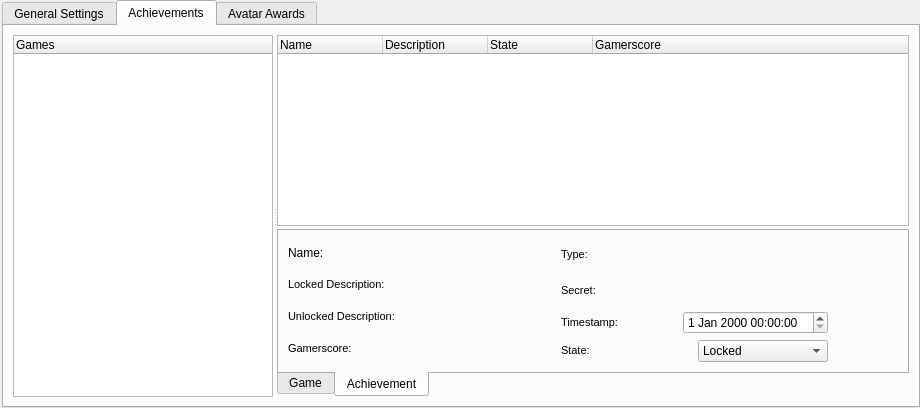
Qt form Velocity/profileeditor.ui (hetelek/Velocity) before a commit.
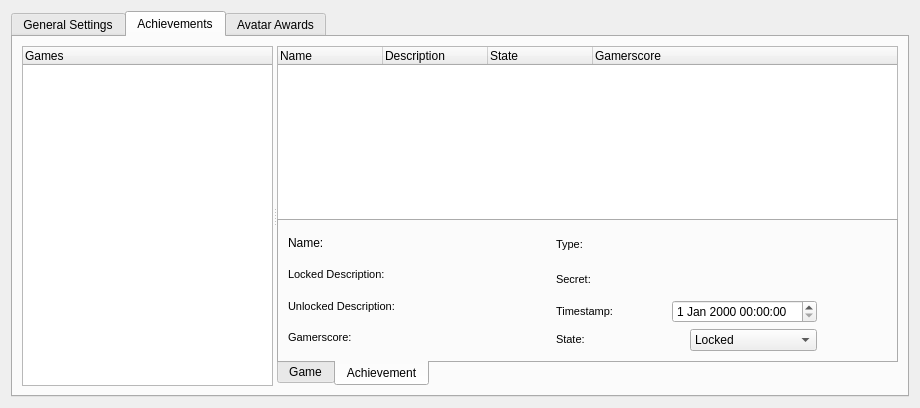
The same form after that commit. The open tabs and pages were chosen to show the change. Icons and pictures are not drawn.

Commit message: dashGPD is updated with achievement unlocks

Diff of the .ui file:
```diff
--- a/Velocity/profileeditor.ui
+++ b/Velocity/profileeditor.ui
@@ -20,18 +20,6 @@
    <string>Profile Editor</string>
   </property>
   <layout class="QGridLayout" name="gridLayout_9">
-   <property name="leftMargin">
-    <number>2</number>
-   </property>
-   <property name="topMargin">
-    <number>0</number>
-   </property>
-   <property name="rightMargin">
-    <number>0</number>
-   </property>
-   <property name="bottomMargin">
-    <number>0</number>
-   </property>
    <item row="0" column="0">
     <widget class="QTabWidget" name="tabWidget">
      <property name="minimumSize">
```
Left out of the diff: 2 changed lines with no effect on the pictures. The commit also changes 1 other file.
